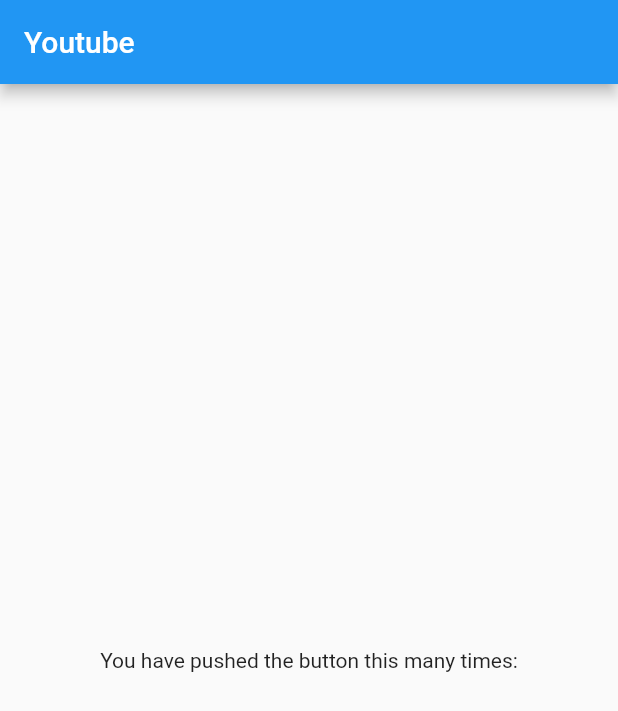
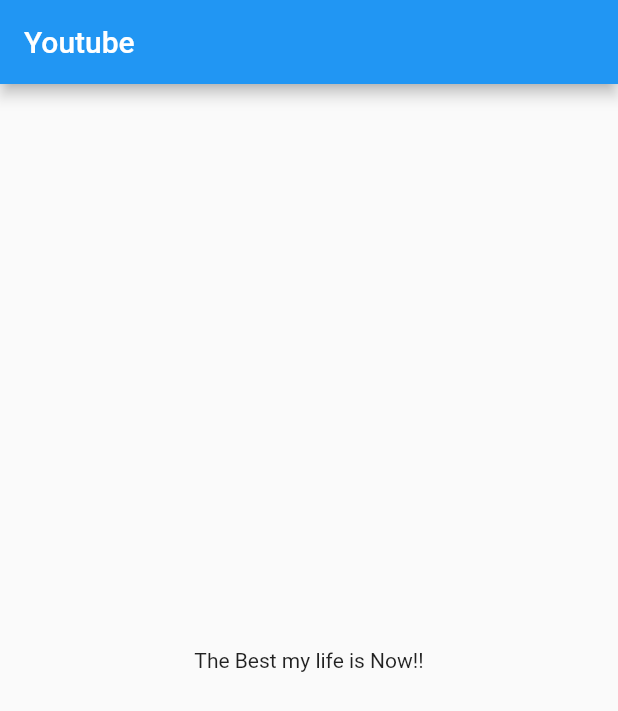
Before and after one commit to fumihitoabe/free_03_floor_plan, a Flutter app: the screen it shows after launch, on a phone screen of 412 x 824 dp. Shown: the top 711 px of the screen. Run offline on Flutter 3.47's test engine with Material 2 defaults, Android fonts, the phone set to English and light mode, and no system bars.

Commit message:
second commit

```diff
--- a/lib/main.dart
+++ b/lib/main.dart
@@ -19,7 +19,7 @@ class MyApp extends StatelessWidget {
             mainAxisAlignment: MainAxisAlignment.center,
             children: const <Widget>[
               Text(
-                'You have pushed the button this many times:',
+                'The Best my life is Now!!',
               ),
             ],
           ),
```
